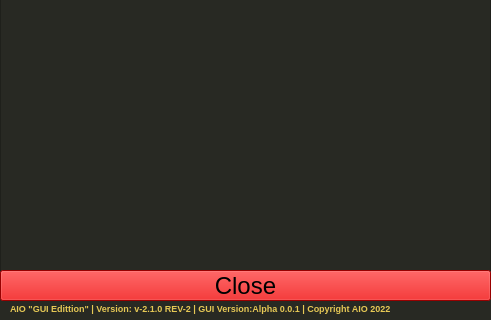
AIO-Software-tech/The-All-In-One-Project, file AIO Gui/Notepad.ui: the form before one commit; both pictures show x 0 to 491 and y 210 to 530 of the 491 by 530 pixel window.
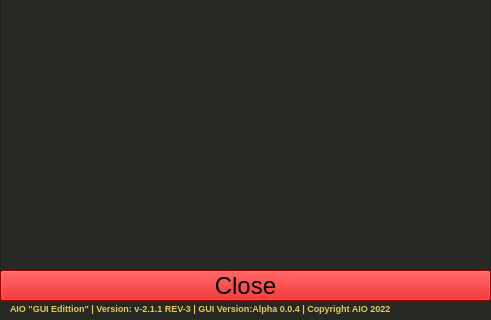
The form after the commit.

Commit message: AIO GUI v-0.0.4 Alpha Rev-2

```diff
--- a/AIO Gui/Notepad.ui
+++ b/AIO Gui/Notepad.ui
@@ -169,7 +169,7 @@
     <string notr="true">color: rgb(230, 200, 85);</string>
    </property>
    <property name="text">
-    <string>AIO &quot;GUI Edittion&quot; | Version: v-2.1.0 REV-2 | GUI Version:Alpha 0.0.1 | Copyright AIO 2022</string>
+    <string>AIO &quot;GUI Edittion&quot; | Version: v-2.1.1 REV-3 | GUI Version:Alpha 0.0.4 | Copyright AIO 2022</string>
    </property>
    <property name="wordWrap">
     <bool>true</bool>
```
The commit also changes 39 other files.
